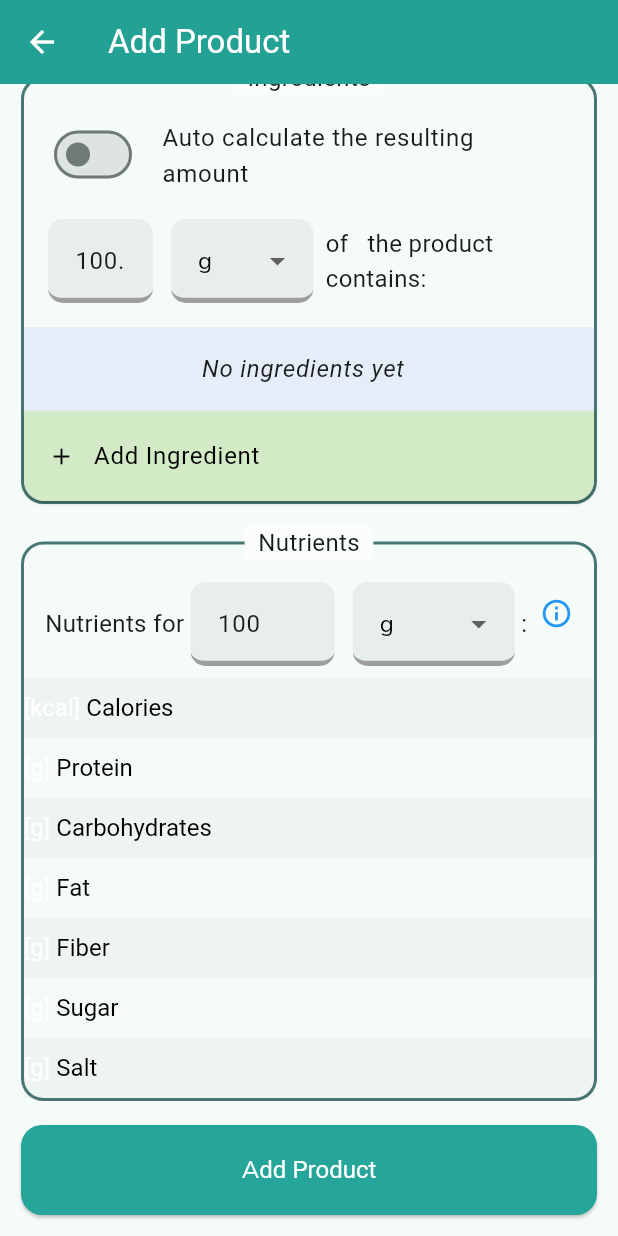
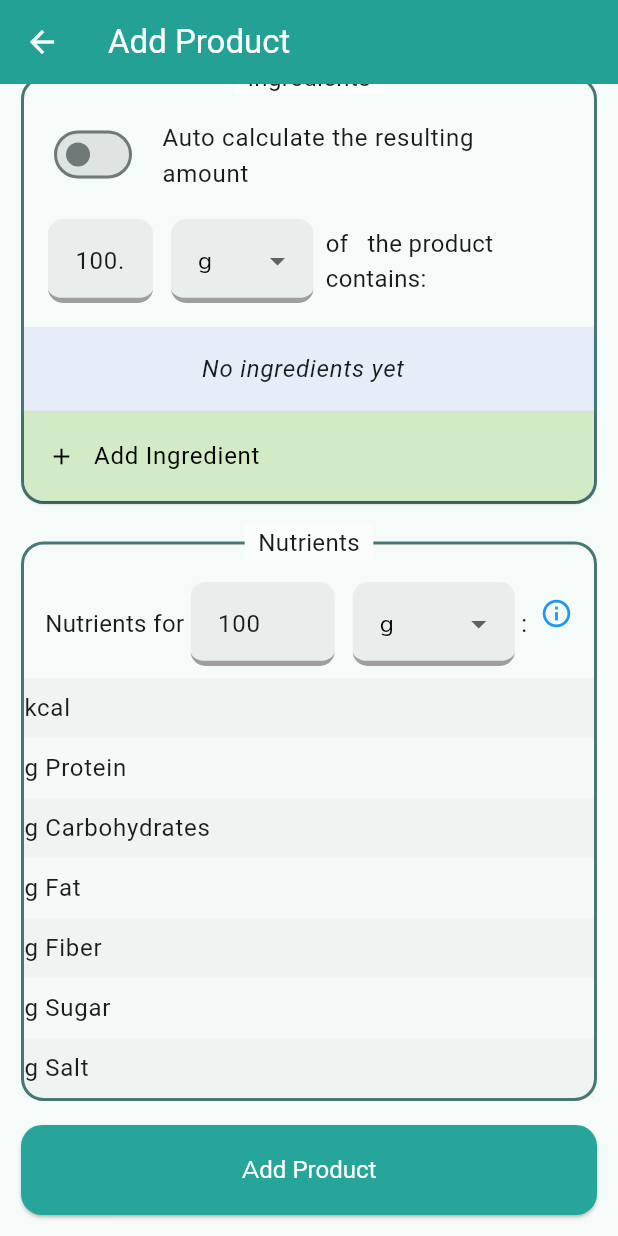
Before and after one commit to MarcPaepper/FoodTracker, a Flutter app: the EditProductView screen opened directly with empty values, scrolled down 649 dp, on a phone screen of 412 x 824 dp. Run offline on Flutter 3.47's test engine with Material 3 defaults, Android fonts, the phone set to English and light mode, and no system bars; our stand-ins replace google_fonts, rxdart, sqflite; accounts and stored records are empty.

```diff
--- a/lib/services/data/data_objects.dart
+++ b/lib/services/data/data_objects.dart
@@ -374,8 +374,9 @@ class NutritionalValue {
   int orderId = -1; // order in which the values are displayed
 	String name = ""; // must be unique
   String unit = "";
+  bool showFullName = true;
 
-	NutritionalValue(this.id, this.orderId, this.name, this.unit);
+	NutritionalValue(this.id, this.orderId, this.name, this.unit, this.showFullName);
 
   @override
   bool operator ==(covariant NutritionalValue other) => id == other.id;
--- a/lib/services/data/debug_data_provider.dart
+++ b/lib/services/data/debug_data_provider.dart
@@ -199,7 +199,7 @@ class DebugDataProvider implements DataProvider {
     for (final nutVal in nutValues) {
       if (nutVal.id > highestId) highestId = nutVal.id;
     }
-    final newNutVal = NutritionalValue(highestId + 1, highestId + 1, nutVal.name, nutVal.unit);
+    final newNutVal = NutritionalValue(highestId + 1, highestId + 1, nutVal.name, nutVal.unit, nutVal.showFullName);
     _addProductNutrientsForNutritionalValue(nutritionalValueId: newNutVal.id);
     nutValues.add(newNutVal);
     _nutritionalValuesStreamController.add(nutValues);
--- a/lib/views/edit_product_view.dart
+++ b/lib/views/edit_product_view.dart
@@ -964,10 +964,10 @@ class _EditProductViewState extends State<EditProductView> with AutomaticKeepAli
     return ListView.builder(
       shrinkWrap: true,
       physics: const NeverScrollableScrollPhysics(),
-      itemCount: nutrients.length,
+      itemCount: nutValues.length,
       itemBuilder: (context, index) {
-        var nutrient = nutrients[index];
-        var nutValue = nutValues.firstWhere((nv) => nv.id == nutrient.nutritionalValueId);
+        var nutValue = nutValues[index];
+        var nutrient = nutrients.firstWhere((nut) => nut.nutritionalValueId == nutValue.id);
 
         bool dark = index % 2 == 0;
         var color = dark ? const Color.fromARGB(11, 83, 83, 117) : const Color.fromARGB(6, 200, 200, 200);
@@ -980,23 +980,12 @@ class _EditProductViewState extends State<EditProductView> with AutomaticKeepAli
           visualDensity: const VisualDensity(horizontal: 0, vertical: -4),
           title: Row(
             children: [
-              RichText(
-                text: TextSpan(
-                  style: const TextStyle(
-                    fontSize: 16,
-                  ),
-                  text: "[${nutValue.unit}]",
-                  children: [
-                    TextSpan(
-                      text: " ${nutValue.name}",
-                      style: const TextStyle(
-                        color: Colors.black,
-                        fontStyle: FontStyle.normal,
-                      ),
-                    ),
-                  ],
+              Text(
+                "${nutValue.unit} ${nutValue.showFullName ? nutValue.name : ""}",
+                style: const TextStyle(
+                  fontSize: 16,
                 ),
-              ),
+              )
             ],
           ),
         );
```
Also changed, not shown: lib/constants/tables.dart (+9 -8 lines), lib/services/data/sqflite_data_provider.dart (+10 -6 lines), lib/views/edit_nutvalue_view.dart (+25 -5 lines), 1 other file.
